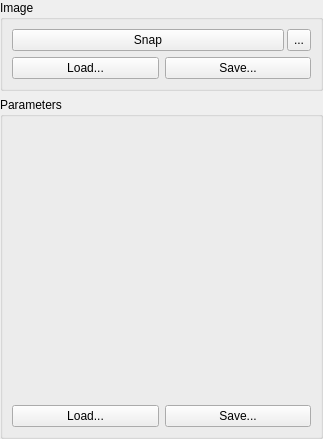
Old version of the form AcfSln/Include/iqtcam/CSnapImageGuiComp.ui in the repository ImagingTools/AcfPublic.
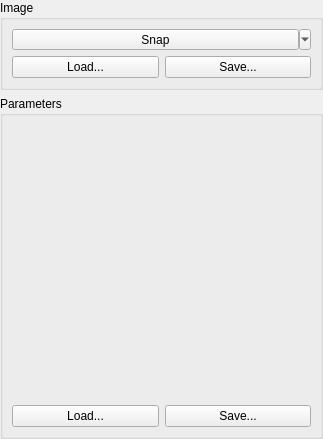
New version of the form. Icons and pictures are not drawn.

Diff of the .ui file:
```diff
--- a/AcfSln/Include/iqtcam/CSnapImageGuiComp.ui
+++ b/AcfSln/Include/iqtcam/CSnapImageGuiComp.ui
@@ -83,58 +83,6 @@
          <property name="bottomMargin">
           <number>9</number>
          </property>
-         <item row="0" column="1" colspan="2">
-          <layout class="QHBoxLayout">
-           <property name="spacing">
-            <number>3</number>
-           </property>
-           <property name="leftMargin">
-            <number>0</number>
-           </property>
-           <property name="topMargin">
-            <number>0</number>
-           </property>
-           <property name="rightMargin">
-            <number>0</number>
-           </property>
-           <property name="bottomMargin">
-            <number>0</number>
-           </property>
-           <item>
-            <widget class="QPushButton" name="SnapImageButton">
-             <property name="sizePolicy">
-              <sizepolicy hsizetype="Preferred" vsizetype="Fixed">
-               <horstretch>0</horstretch>
-               <verstretch>0</verstretch>
-              </sizepolicy>
-             </property>
-             <property name="text">
-              <string>Snap</string>
-             </property>
-            </widget>
-           </item>
-           <item>
-            <widget class="QToolButton" name="LiveImageButton">
-             <property name="sizePolicy">
-              <sizepolicy hsizetype="Fixed" vsizetype="Preferred">
-               <horstretch>0</horstretch>
-               <verstretch>0</verstretch>
-              </sizepolicy>
-             </property>
-             <property name="text">
-              <string>...</string>
-             </property>
-             <property name="icon">
-              <iconset resource="../../../Acf/Include/iqtgui/iqtgui.qrc">
-               <normaloff>:/Icons/AutoUpdate</normaloff>:/Icons/AutoUpdate</iconset>
-             </property>
-             <property name="checkable">
-              <bool>true</bool>
-             </property>
-            </widget>
-           </item>
-          </layout>
-         </item>
          <item row="1" column="2">
           <widget class="QPushButton" name="SaveImageButton">
            <property name="sizePolicy">
@@ -159,6 +107,39 @@
            <property name="text">
             <string>Load...</string>
            </property>
+           <property name="icon">
+            <iconset resource="../../../Acf/Include/iqtgui/iqtgui.qrc">
+             <normaloff>:/Icons/Open</normaloff>:/Icons/Open</iconset>
+           </property>
+          </widget>
+         </item>
+         <item row="0" column="1" colspan="2">
+          <widget class="QToolButton" name="SnapImageButton">
+           <property name="sizePolicy">
+            <sizepolicy hsizetype="Minimum" vsizetype="Preferred">
+             <horstretch>0</horstretch>
+             <verstretch>0</verstretch>
+            </sizepolicy>
+           </property>
+           <property name="text">
+            <string>Snap</string>
+           </property>
+           <property name="icon">
+            <iconset resource="../../../Acf/Include/iqtgui/iqtgui.qrc">
+             <normaloff>:/Icons/Play</normaloff>:/Icons/Play</iconset>
+           </property>
+           <property name="iconSize">
+            <size>
+             <width>32</width>
+             <height>32</height>
+            </size>
+           </property>
+           <property name="popupMode">
+            <enum>QToolButton::MenuButtonPopup</enum>
+           </property>
+           <property name="toolButtonStyle">
+            <enum>Qt::ToolButtonTextBesideIcon</enum>
+           </property>
           </widget>
          </item>
         </layout>
```
Left out of the diff: 23 changed lines with no effect on the pictures.
